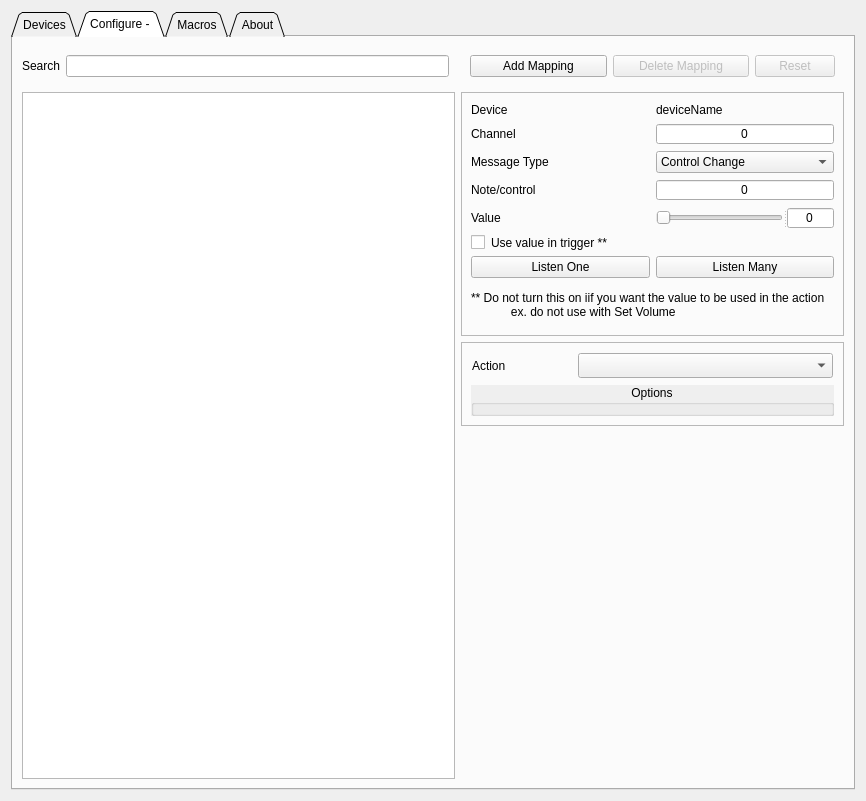
Before: the Qt Designer form src/forms/settings-dialog.ui in robrob2142/obs-midi, drawn with Qt 5.
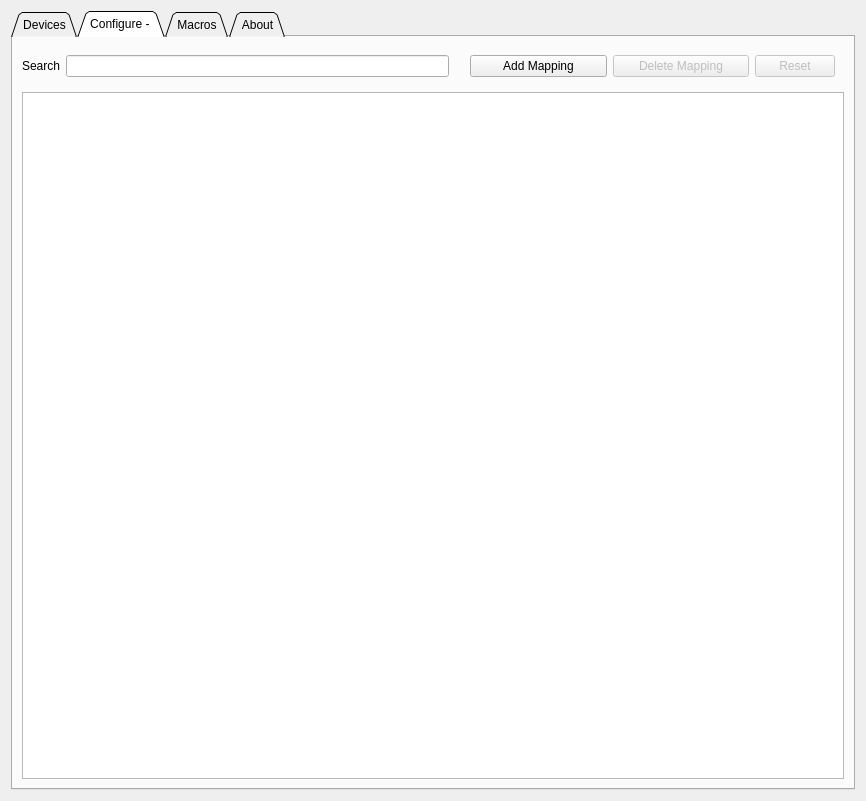
After: the same form once the commit is applied.

```diff
--- a/src/forms/settings-dialog.ui
+++ b/src/forms/settings-dialog.ui
@@ -280,522 +280,10 @@
          </property>
         </widget>
        </item>
-       <item row="1" column="3">
-        <widget class="QFrame" name="wid_midi">
-         <property name="sizePolicy">
-          <sizepolicy hsizetype="Preferred" vsizetype="Fixed">
-           <horstretch>0</horstretch>
-           <verstretch>0</verstretch>
-          </sizepolicy>
-         </property>
-         <property name="minimumSize">
-          <size>
-           <width>0</width>
-           <height>200</height>
-          </size>
-         </property>
-         <property name="styleSheet">
-          <string notr="true">border-color: rgb(0, 170, 255);</string>
-         </property>
-         <property name="frameShape">
-          <enum>QFrame::StyledPanel</enum>
-         </property>
-         <property name="lineWidth">
-          <number>3</number>
-         </property>
-         <layout class="QGridLayout" name="gridLayout_29">
-          <item row="4" column="1">
-           <widget class="QSplitter" name="splitter">
-            <property name="sizePolicy">
-             <sizepolicy hsizetype="MinimumExpanding" vsizetype="Fixed">
-              <horstretch>0</horstretch>
-              <verstretch>0</verstretch>
-             </sizepolicy>
-            </property>
-            <property name="minimumSize">
-             <size>
-              <width>0</width>
-              <height>15</height>
-             </size>
-            </property>
-            <property name="orientation">
-             <enum>Qt::Horizontal</enum>
-            </property>
-            <widget class="QSlider" name="slider_value">
-             <property name="enabled">
-              <bool>false</bool>
-             </property>
-             <property name="sizePolicy">
-              <sizepolicy hsizetype="MinimumExpanding" vsizetype="Fixed">
-               <horstretch>0</horstretch>
-               <verstretch>0</verstretch>
-              </sizepolicy>
-             </property>
-             <property name="minimumSize">
-              <size>
-               <width>0</width>
-               <height>15</height>
-              </size>
-             </property>
-             <property name="maximum">
-              <number>127</number>
-             </property>
-             <property name="orientation">
-              <enum>Qt::Horizontal</enum>
-             </property>
-            </widget>
-            <widget class="QSpinBox" name="spinbox_value">
-             <property name="sizePolicy">
-              <sizepolicy hsizetype="MinimumExpanding" vsizetype="Fixed">
-               <horstretch>0</horstretch>
-               <verstretch>0</verstretch>
-              </sizepolicy>
-             </property>
-             <property name="minimumSize">
-              <size>
-               <width>0</width>
-               <height>15</height>
-              </size>
-             </property>
-             <property name="alignment">
-              <set>Qt::AlignCenter</set>
-             </property>
-             <property name="readOnly">
-              <bool>true</bool>
-             </property>
-             <property name="buttonSymbols">
-              <enum>QAbstractSpinBox::NoButtons</enum>
-             </property>
-             <property name="maximum">
-              <number>127</number>
-             </property>
-            </widget>
-           </widget>
-          </item>
-          <item row="7" column="0" colspan="2">
-           <widget class="QLabel" name="label_3">
-            <property name="text">
-             <string>** Do not turn this on iif you want the value to be used in the action
-            ex. do not use with Set Volume </string>
-            </property>
-            <property name="textFormat">
-             <enum>Qt::PlainText</enum>
-            </property>
-            <property name="wordWrap">
-             <bool>true</bool>
-            </property>
-           </widget>
-          </item>
-          <item row="0" column="0">
-           <widget class="QLabel" name="label_72">
-            <property name="sizePolicy">
-             <sizepolicy hsizetype="MinimumExpanding" vsizetype="Fixed">
-              <horstretch>0</horstretch>
-              <verstretch>0</verstretch>
-             </sizepolicy>
-            </property>
-            <property name="minimumSize">
-             <size>
-              <width>0</width>
-              <height>15</height>
-             </size>
-            </property>
-            <property name="text">
-             <string>Device</string>
-            </property>
-           </widget>
-          </item>
-          <item row="6" column="0">
-           <widget class="QPushButton" name="btn_Listen_one">
-            <property name="sizePolicy">
-             <sizepolicy hsizetype="MinimumExpanding" vsizetype="Fixed">
-              <horstretch>0</horstretch>
-              <verstretch>0</verstretch>
-             </sizepolicy>
-            </property>
-            <property name="minimumSize">
-             <size>
-              <width>0</width>
-              <height>15</height>
-             </size>
-            </property>
-            <property name="text">
-             <string>Listen One</string>
-            </property>
-            <property name="checkable">
-             <bool>true</bool>
-            </property>
-           </widget>
-          </item>
-          <item row="1" column="1">
-           <widget class="QSpinBox" name="sb_channel">
-            <property name="sizePolicy">
-             <sizepolicy hsizetype="MinimumExpanding" vsizetype="Fixed">
-              <horstretch>0</horstretch>
-              <verstretch>0</verstretch>
-             </sizepolicy>
-            </property>
-            <property name="minimumSize">
-             <size>
-              <width>0</width>
-              <height>15</height>
-             </size>
-            </property>
-            <property name="alignment">
-             <set>Qt::AlignCenter</set>
-            </property>
-            <property name="readOnly">
-             <bool>true</bool>
-            </property>
-            <property name="buttonSymbols">
-             <enum>QAbstractSpinBox::NoButtons</enum>
-            </property>
-            <property name="maximum">
-             <number>16</number>
-            </property>
-           </widget>
-          </item>
-          <item row="0" column="1">
-           <widget class="QLabel" name="mapping_lbl_device_name">
-            <property name="sizePolicy">
-             <sizepolicy hsizetype="MinimumExpanding" vsizetype="Fixed">
-              <horstretch>0</horstretch>
-              <verstretch>0</verstretch>
-             </sizepolicy>
-            </property>
-            <property name="minimumSize">
-             <size>
-              <width>0</width>
-              <height>15</height>
-             </size>
-            </property>
-            <property name="text">
-             <string>deviceName</string>
-            </property>
-           </widget>
-          </item>
-          <item row="1" column="0">
-           <widget class="QLabel" name="label_85">
-            <property name="sizePolicy">
-             <sizepolicy hsizetype="MinimumExpanding" vsizetype="Fixed">
-              <horstretch>0</horstretch>
-              <verstretch>0</verstretch>
-             </sizepolicy>
-            </property>
-            <property name="minimumSize">
-             <size>
-              <width>0</width>
-              <height>15</height>
-             </size>
-            </property>
-            <property name="text">
-             <string>Channel</string>
-            </property>
-           </widget>
-          </item>
-          <item row="2" column="0">
-           <widget class="QLabel" name="label_73">
-            <property name="sizePolicy">
-             <sizepolicy hsizetype="MinimumExpanding" vsizetype="Fixed">
-              <horstretch>0</horstretch>
-              <verstretch>0</verstretch>
-             </sizepolicy>
-            </property>
-            <property name="minimumSize">
-             <size>
-              <width>0</width>
-              <height>15</height>
-             </size>
-            </property>
-            <property name="text">
-             <string>Message Type</string>
-            </property>
-           </widget>
-          </item>
-          <item row="3" column="0">
-           <widget class="QLabel" name="label_86">
-            <property name="sizePolicy">
-             <sizepolicy hsizetype="MinimumExpanding" vsizetype="Fixed">
-              <horstretch>0</horstretch>
-              <verstretch>0</verstretch>
-             </sizepolicy>
-            </property>
-            <property name="minimumSize">
-             <size>
-              <width>0</width>
-              <height>15</height>
-             </size>
-            </property>
-            <property name="text">
-             <string>Note/control</string>
-            </property>
-           </widget>
-          </item>
-          <item row="2" column="1">
-           <widget class="QComboBox" name="cb_mtype">
-            <property name="sizePolicy">
-             <sizepolicy hsizetype="MinimumExpanding" vsizetype="Fixed">
-              <horstretch>0</horstretch>
-              <verstretch>0</verstretch>
-             </sizepolicy>
-            </property>
-            <property name="minimumSize">
-             <size>
-              <width>0</width>
-              <height>20</height>
-             </size>
-            </property>
-            <item>
-             <property name="text">
-              <string>Control Change</string>
-             </property>
-            </item>
-            <item>
-             <property name="text">
-              <string>Note Off</string>
-             </property>
-            </item>
-            <item>
-             <property name="text">
-              <string>Program Change</string>
-             </property>
-            </item>
-            <item>
-             <property name="text">
-              <string>Pitch Bend</string>
-             </property>
-            </item>
-            <item>
-             <property name="text">
-              <string>Note On</string>
-             </property>
-            </item>
-           </widget>
-          </item>
-          <item row="6" column="1">
-           <widget class="QPushButton" name="btn_Listen_many">
-            <property name="sizePolicy">
-             <sizepolicy hsizetype="MinimumExpanding" vsizetype="Fixed">
-              <horstretch>0</horstretch>
-              <verstretch>0</verstretch>
-             </sizepolicy>
-            </property>
-            <property name="minimumSize">
-             <size>
-              <width>0</width>
-              <height>15</height>
-             </size>
-            </property>
-            <property name="text">
-             <string>Listen Many</string>
-            </property>
-            <property name="checkable">
-             <bool>true</bool>
-            </property>
-           </widget>
-          </item>
-          <item row="4" column="0">
-           <widget class="QLabel" name="label_4">
-            <property name="sizePolicy">
-             <sizepolicy hsizetype="MinimumExpanding" vsizetype="Fixed">
-              <horstretch>0</horstretch>
-              <verstretch>0</verstretch>
-             </sizepolicy>
-            </property>
-            <property name="minimumSize">
-             <size>
-              <width>0</width>
-              <height>15</height>
-             </size>
-            </property>
-            <property name="text">
-             <string>Value</string>
-            </property>
-           </widget>
-          </item>
-          <item row="3" column="1">
-           <widget class="QSpinBox" name="sb_norc">
-            <property name="sizePolicy">
-             <sizepolicy hsizetype="MinimumExpanding" vsizetype="Fixed">
-              <horstretch>0</horstretch>
-              <verstretch>0</verstretch>
-             </sizepolicy>
-            </property>
-            <property name="minimumSize">
-             <size>
-              <width>0</width>
-              <height>15</height>
-             </size>
-            </property>
-            <property name="alignment">
-             <set>Qt::AlignCenter</set>
-            </property>
-            <property name="readOnly">
-             <bool>true</bool>
-            </property>
-            <property name="buttonSymbols">
-             <enum>QAbstractSpinBox::NoButtons</enum>
-            </property>
-            <property name="maximum">
-             <number>127</number>
-            </property>
-           </widget>
-          </item>
-          <item row="5" column="0" colspan="2">
-           <widget class="QCheckBox" name="check_use_value">
-            <property name="text">
-             <string>Use value in trigger **</string>
-            </property>
-           </widget>
-          </item>
-         </layout>
-        </widget>
-       </item>
        <item row="0" column="1">
         <widget class="QLineEdit" name="search_mapping"/>
        </item>
-       <item row="2" column="3">
-        <widget class="QFrame" name="wid_Action">
-         <property name="sizePolicy">
-          <sizepolicy hsizetype="Preferred" vsizetype="Fixed">
-           <horstretch>0</horstretch>
-           <verstretch>0</verstretch>
-          </sizepolicy>
-         </property>
-         <property name="minimumSize">
-          <size>
-           <width>200</width>
-           <height>0</height>
-          </size>
-         </property>
-         <property name="maximumSize">
-          <size>
-           <width>16777215</width>
-           <height>16777215</height>
-          </size>
-         </property>
-         <property name="styleSheet">
-          <string notr="true">border-color: rgb(170, 0, 255);</string>
-         </property>
-         <property name="frameShape">
-          <enum>QFrame::StyledPanel</enum>
-         </property>
-         <property name="lineWidth">
-          <number>3</number>
-         </property>
-         <layout class="QGridLayout" name="gridLayout_23" rowstretch="1,0">
-          <property name="leftMargin">
-           <number>9</number>
-          </property>
-          <property name="topMargin">
-           <number>9</number>
-          </property>
-          <property name="rightMargin">
-           <number>9</number>
-          </property>
-          <property name="bottomMargin">
-           <number>9</number>
-          </property>
-          <property name="horizontalSpacing">
-           <number>9</number>
-          </property>
-          <property name="verticalSpacing">
-           <number>6</number>
-          </property>
-          <item row="1" column="0">
-           <widget class="QGroupBox" name="box_action">
-            <property name="sizePolicy">
-             <sizepolicy hsizetype="MinimumExpanding" vsizetype="MinimumExpanding">
-              <horstretch>0</horstretch>
-              <verstretch>0</verstretch>
-             </sizepolicy>
-            </property>
-            <property name="autoFillBackground">
-             <bool>true</bool>
-            </property>
-            <property name="title">
-             <string>Options</string>
-            </property>
-            <property name="alignment">
-             <set>Qt::AlignHCenter|Qt::AlignTop</set>
-            </property>
-            <property name="flat">
-             <bool>true</bool>
-            </property>
-           </widget>
-          </item>
-          <item row="0" column="0">
-           <widget class="QWidget" name="widget_obs_output_action" native="true">
-            <layout class="QGridLayout" name="gridLayout_4" columnstretch="1,0">
-             <property name="leftMargin">
-              <number>1</number>
-             </property>
-             <property name="topMargin">
-              <number>1</number>
-             </property>
-             <property name="rightMargin">
-              <number>1</number>
-             </property>
-             <property name="bottomMargin">
-              <number>1</number>
-             </property>
-             <item row="0" column="0">
-              <widget class="QLabel" name="label_obs_output_action">
-               <property name="sizePolicy">
-                <sizepolicy hsizetype="MinimumExpanding" vsizetype="Fixed">
-                 <horstretch>0</horstretch>
-                 <verstretch>0</verstretch>
-                </sizepolicy>
-               </property>
-               <property name="minimumSize">
-                <size>
-                 <width>100</width>
-                 <height>25</height>
-                </size>
-               </property>
-               <property name="maximumSize">
-                <size>
-                 <width>100</width>
-                 <height>25</height>
-                </size>
-               </property>
-               <property name="text">
-                <string>Action</string>
-               </property>
-              </widget>
-             </item>
-             <item row="0" column="1">
-              <widget class="QComboBox" name="cb_obs_output_action">
-               <property name="sizePolicy">
-                <sizepolicy hsizetype="MinimumExpanding" vsizetype="Fixed">
-                 <horstretch>0</horstretch>
-                 <verstretch>0</verstretch>
-                </sizepolicy>
-               </property>
-               <property name="minimumSize">
-                <size>
-                 <width>200</width>
-                 <height>25</height>
-                </size>
-               </property>
-               <property name="maximumSize">
-                <size>
-                 <width>16777215</width>
-                 <height>25</height>
-                </size>
-               </property>
-               <property name="sizeAdjustPolicy">
-                <enum>QComboBox::AdjustToContents</enum>
-               </property>
-              </widget>
-             </item>
-            </layout>
-           </widget>
-          </item>
-         </layout>
-        </widget>
-       </item>
-       <item row="1" column="0" rowspan="3" colspan="3">
+       <item row="1" column="0" rowspan="2" colspan="4">
         <widget class="QListWidget" name="list_mapping">
          <property name="sizePolicy">
           <sizepolicy hsizetype="Preferred" vsizetype="Preferred">
```
Left out of the diff: 35 changed lines with no effect on the pictures.
